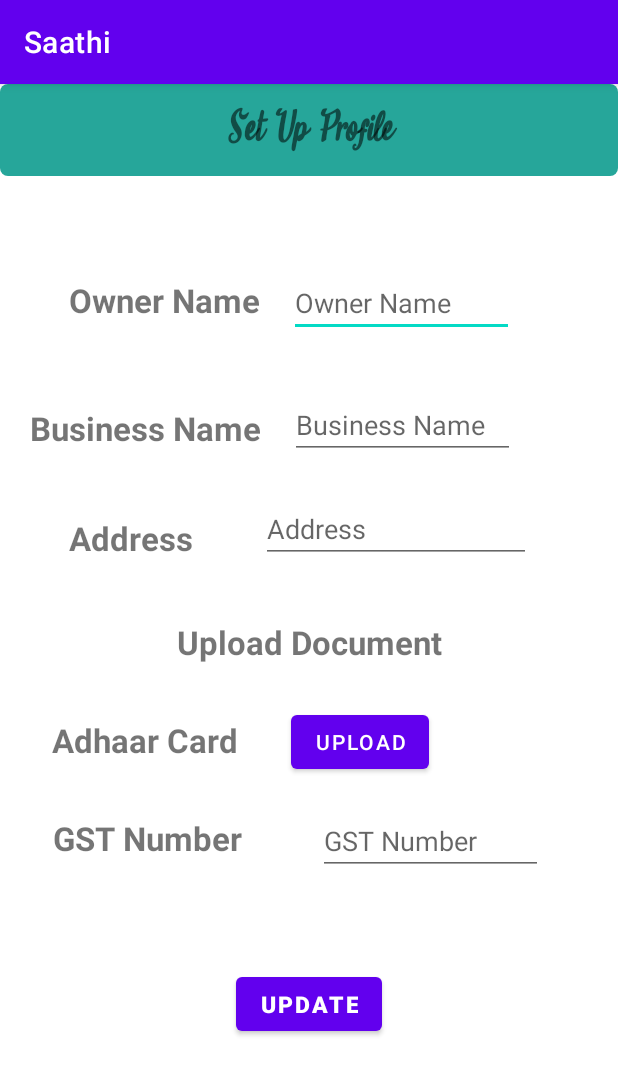
After one commit to DeepakSingh260/Saathi, an Android app: the business_profile screen opened directly, with no data from a screen before it, on a phone screen of 412 x 824 dp. The commit adds this screen. Shown: the top 1075 px of the screen. Run offline under Robolectric (Android 15) with nearby library versions, the phone set to English and light mode, and no system bars.

Commit message:
designed business_profile.kt

```diff
--- a/app/src/main/AndroidManifest.xml
+++ b/app/src/main/AndroidManifest.xml
@@ -13,6 +13,9 @@
         android:supportsRtl="true"
         android:theme="@style/Theme.Saathi"
         tools:targetApi="31">
+        <activity
+            android:name=".business_profile"
+            android:exported="false" />
         <activity
             android:name=".Book_Page"
             android:exported="false" />
--- /dev/null
+++ b/app/src/main/java/com/example/saathi/business_profile.kt
@@ -0,0 +1,11 @@
+package com.example.saathi
+
+import androidx.appcompat.app.AppCompatActivity
+import android.os.Bundle
+
+class business_profile : AppCompatActivity() {
+    override fun onCreate(savedInstanceState: Bundle?) {
+        super.onCreate(savedInstanceState)
+        setContentView(R.layout.activity_business_login)
+    }
+}
--- /dev/null
+++ b/app/src/main/res/layout/activity_business_login.xml
@@ -0,0 +1,167 @@
+<?xml version="1.0" encoding="utf-8"?>
+<androidx.constraintlayout.widget.ConstraintLayout xmlns:android="http://schemas.android.com/apk/res/android"
+    xmlns:app="http://schemas.android.com/apk/res-auto"
+    xmlns:tools="http://schemas.android.com/tools"
+    android:layout_width="match_parent"
+    android:layout_height="match_parent"
+    tools:context=".business_profile">
+
+    <TextView
+        android:id="@+id/textView6"
+        android:layout_width="match_parent"
+        android:layout_height="wrap_content"
+        android:background="@drawable/custom_btn"
+        android:fontFamily="@font/daisy"
+        android:padding="15dp"
+        android:text="@string/set_profile"
+        android:textAlignment="center"
+        android:textSize="28sp"
+        android:textStyle="bold"
+        app:layout_constraintBottom_toBottomOf="parent"
+        app:layout_constraintEnd_toEndOf="parent"
+        app:layout_constraintHorizontal_bias="0.0"
+        app:layout_constraintStart_toStartOf="parent"
+        app:layout_constraintTop_toTopOf="parent"
+        app:layout_constraintVertical_bias="0.0" />
+
+    <TextView
+        android:id="@+id/textView3"
+        android:layout_width="wrap_content"
+        android:layout_height="wrap_content"
+        android:layout_marginTop="68dp"
+        android:text="@string/owner_name"
+        android:textSize="22sp"
+        android:textStyle="bold"
+        app:layout_constraintEnd_toEndOf="parent"
+        app:layout_constraintHorizontal_bias="0.162"
+        app:layout_constraintStart_toStartOf="parent"
+        app:layout_constraintTop_toBottomOf="@+id/textView6" />
+
+    <EditText
+        android:id="@+id/business_owner_name"
+        android:layout_width="150dp"
+        android:layout_height="wrap_content"
+        android:hint="@string/owner_name"
+        app:layout_constraintBaseline_toBaselineOf="@+id/textView3"
+        app:layout_constraintEnd_toEndOf="parent"
+        app:layout_constraintHorizontal_bias="0.219"
+        app:layout_constraintStart_toEndOf="@+id/textView3" />
+
+    <TextView
+        android:id="@+id/textView4"
+        android:layout_width="wrap_content"
+        android:layout_height="wrap_content"
+        android:layout_marginTop="56dp"
+        android:text="@string/business_name"
+        android:textSize="22sp"
+        android:textStyle="bold"
+        app:layout_constraintEnd_toEndOf="parent"
+        app:layout_constraintHorizontal_bias="0.077"
+        app:layout_constraintStart_toStartOf="parent"
+        app:layout_constraintTop_toBottomOf="@+id/textView3" />
+
+    <EditText
+        android:id="@+id/business_name"
+        android:layout_width="150dp"
+        android:layout_height="wrap_content"
+        android:layout_marginStart="16dp"
+        android:layout_marginTop="36dp"
+        android:hint="@string/business_name"
+        app:layout_constraintEnd_toEndOf="parent"
+        app:layout_constraintHorizontal_bias="0.042"
+        app:layout_constraintStart_toEndOf="@+id/textView4"
+        app:layout_constraintTop_toBottomOf="@+id/business_owner_name" />
+
+    <TextView
+        android:id="@+id/textView5"
+        android:layout_width="wrap_content"
+        android:layout_height="wrap_content"
+        android:layout_marginTop="44dp"
+        android:text="@string/address"
+        android:textSize="22dp"
+        android:textStyle="bold"
+        app:layout_constraintEnd_toEndOf="parent"
+        app:layout_constraintHorizontal_bias="0.14"
+        app:layout_constraintStart_toStartOf="parent"
+        app:layout_constraintTop_toBottomOf="@+id/textView4" />
+
+    <EditText
+        android:layout_width="180dp"
+        android:layout_height="wrap_content"
+        android:layout_marginTop="24dp"
+        android:hint="@string/address"
+        app:layout_constraintEnd_toEndOf="parent"
+        app:layout_constraintHorizontal_bias="0.441"
+        app:layout_constraintStart_toEndOf="@+id/textView5"
+        app:layout_constraintTop_toBottomOf="@+id/business_name" />
+
+    <TextView
+        android:id="@+id/textView7"
+        android:layout_width="wrap_content"
+        android:layout_height="wrap_content"
+        android:layout_marginTop="40dp"
+        android:text="@string/upload_document"
+        android:textSize="22sp"
+        android:textStyle="bold"
+        app:layout_constraintEnd_toEndOf="parent"
+        app:layout_constraintStart_toStartOf="parent"
+        app:layout_constraintTop_toBottomOf="@+id/textView5" />
+
+    <TextView
+        android:id="@+id/textView8"
+        android:layout_width="wrap_content"
+        android:layout_height="wrap_content"
+        android:layout_marginTop="36dp"
+        android:text="@string/adhaar"
+        android:textSize="22sp"
+        android:textStyle="bold"
+        app:layout_constraintEnd_toEndOf="parent"
+        app:layout_constraintHorizontal_bias="0.121"
+        app:layout_constraintStart_toStartOf="parent"
+        app:layout_constraintTop_toBottomOf="@+id/textView7" />
+
+    <Button
+        android:id="@+id/business_adhaar_btn"
+        android:layout_width="wrap_content"
+        android:layout_height="wrap_content"
+        android:layout_marginTop="28dp"
+        android:text="@string/upload"
+        app:layout_constraintEnd_toEndOf="parent"
+        app:layout_constraintHorizontal_bias="0.218"
+        app:layout_constraintStart_toEndOf="@+id/textView8"
+        app:layout_constraintTop_toBottomOf="@+id/textView7" />
+
+    <TextView
+        android:id="@+id/textView9"
+        android:layout_width="wrap_content"
+        android:layout_height="wrap_content"
+        android:layout_marginTop="36dp"
+        android:text="@string/gst_number"
+        android:textSize="22sp"
+        android:textStyle="bold"
+        app:layout_constraintEnd_toEndOf="parent"
+        app:layout_constraintHorizontal_bias="0.123"
+        app:layout_constraintStart_toStartOf="parent"
+        app:layout_constraintTop_toBottomOf="@+id/textView8" />
+
+    <EditText
+        android:id="@+id/business_gst_num"
+        android:layout_width="150dp"
+        android:layout_height="wrap_content"
+        android:hint="@string/gst_number"
+        app:layout_constraintBaseline_toBaselineOf="@+id/textView9"
+        app:layout_constraintEnd_toEndOf="parent"
+        app:layout_constraintStart_toEndOf="@+id/textView9" />
+
+    <Button
+        android:id="@+id/business_profile_update_btn"
+        android:layout_width="wrap_content"
+        android:layout_height="wrap_content"
+        android:layout_marginTop="72dp"
+        android:text="@string/update"
+        android:textSize="15sp"
+        android:textStyle="bold"
+        app:layout_constraintEnd_toEndOf="parent"
+        app:layout_constraintStart_toStartOf="parent"
+        app:layout_constraintTop_toBottomOf="@+id/textView9" />
+</androidx.constraintlayout.widget.ConstraintLayout>
--- a/app/src/main/res/values/strings.xml
+++ b/app/src/main/res/values/strings.xml
@@ -10,4 +10,13 @@
     <string name="if_new">If New Sign In</string>
     <string name="tag_line">What Can We Do For You Today.</string>
     <string name="book_line">Rent A Book Today</string>
+    <string name="owner_name">Owner Name</string>
+    <string name="business_name">Business Name</string>
+    <string name="address">Address</string>
+    <string name="upload_document">Upload Document</string>
+    <string name="set_profile">Set Up Profile</string>
+    <string name="adhaar">Adhaar Card</string>
+    <string name="upload">Upload</string>
+    <string name="gst_number">GST Number</string>
+    <string name="update">Update</string>
 </resources>
```
